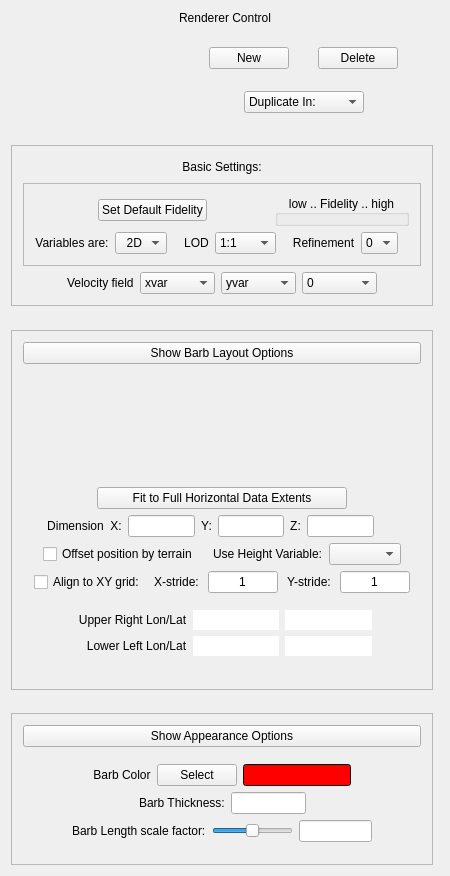
The window that apps/vaporgui/guis/ui/arrow.ui (yyr/vapor) describes before a commit, drawn with Qt 5.
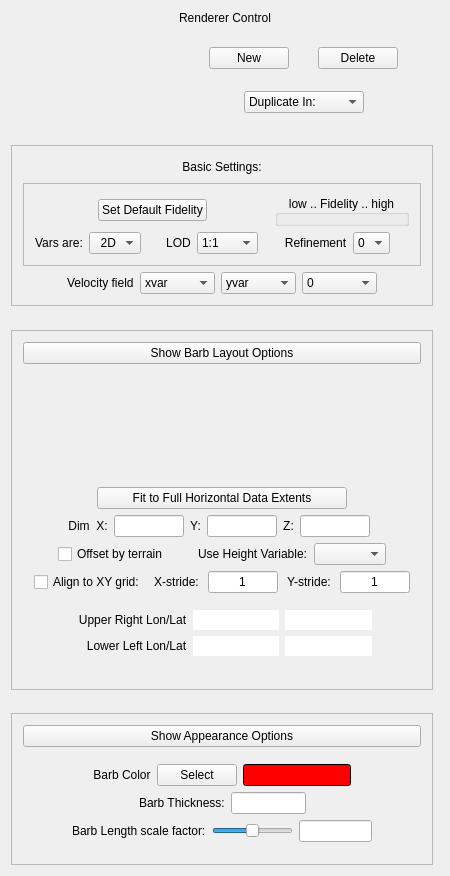
The same window after the commit. Custom widgets are drawn as their Qt base class.

The edit to the form file:
```diff
--- a/apps/vaporgui/guis/ui/arrow.ui
+++ b/apps/vaporgui/guis/ui/arrow.ui
@@ -371,7 +371,7 @@
                     </size>
                    </property>
                    <property name="text">
-                    <string>Variables are:</string>
+                    <string>Vars are:</string>
                    </property>
                    <property name="alignment">
                     <set>Qt::AlignCenter</set>
@@ -829,7 +829,7 @@
                  <item>
                   <widget class="QLabel" name="label_9">
                    <property name="text">
-                    <string>Dimension  X:</string>
+                    <string>Dim  X:</string>
                    </property>
                    <property name="alignment">
                     <set>Qt::AlignCenter</set>
@@ -952,7 +952,7 @@
                     <string>When the data includes a 2D variable named &quot;HGT&quot;, the vectors can be displaced vertically according to the values of HGT.  This is useful if HGT is the terrain height variable.</string>
                    </property>
                    <property name="text">
-                    <string>Offset position by terrain</string>
+                    <string>Offset by terrain</string>
                    </property>
                   </widget>
                  </item>
```
